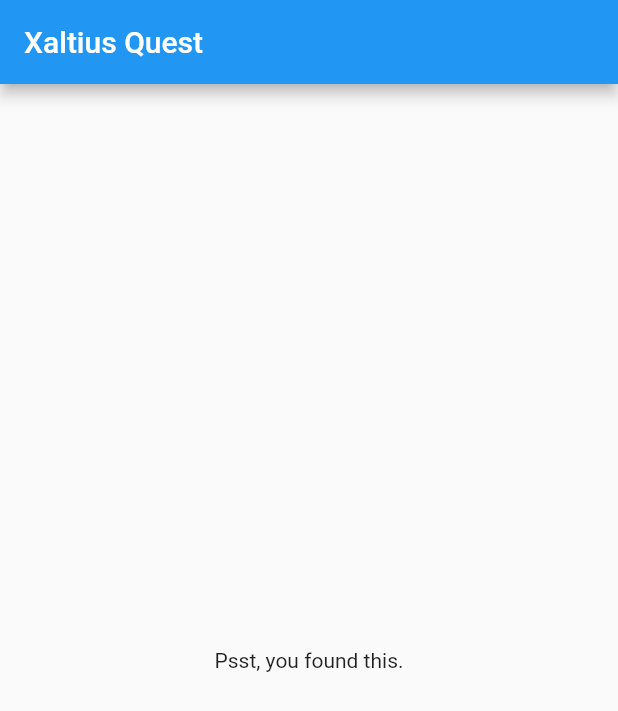
After one commit to yusoofsh/quest, a Flutter app: the screen it shows after launch, on a phone screen of 412 x 824 dp. The commit adds this screen. Shown: the top 711 px of the screen. Run offline on Flutter 3.47's test engine with Material 2 defaults, Android fonts, the phone set to English and light mode, and no system bars; our stand-ins replace flutter_riverpod.

Commit message:
refactor(arch): :building_construction: Separation of concerns
Improve the project structure with implementations of
domain-driven design principles.

```diff
--- /dev/null
+++ b/lib/application/home/home.dart
@@ -0,0 +1,6 @@
+/// Export all the business logic from "home" features.
+///
+/// To use, import `package:quest/application/home/home.dart`.
+library home;
+
+export 'providers/providers.dart';
--- /dev/null
+++ b/lib/application/home/providers/providers.dart
@@ -0,0 +1,5 @@
+// We create a "provider", which will store a value (here "Xaltius Quest").
+// By using a provider, this allows us to mock/override the value exposed.
+import 'package:flutter_riverpod/flutter_riverpod.dart';
+
+final titleProvider = Provider((_) => 'Xaltius Quest');
--- /dev/null
+++ b/lib/presentation/app.dart
@@ -0,0 +1,27 @@
+import 'package:flutter/material.dart';
+import 'package:flutter/widgets.dart';
+import 'package:flutter_riverpod/flutter_riverpod.dart';
+import 'package:quest/application/home/home.dart';
+import 'package:quest/presentation/home/home.dart';
+
+class QuestApp extends ConsumerWidget {
+  // This widget is the root of your application.
+  @override
+  Widget build(
+    BuildContext context,
+    ScopedReader watch,
+  ) {
+    /// A value called "_title".
+    ///
+    /// Also listen for an updates from the provider itself.
+    final _title = watch(titleProvider);
+
+    return MaterialApp(
+      title: _title,
+      theme: ThemeData(
+        primarySwatch: Colors.blue,
+      ),
+      home: HomeView(title: _title),
+    );
+  }
+}
--- /dev/null
+++ b/lib/presentation/home/home.dart
@@ -0,0 +1,22 @@
+import 'package:flutter/material.dart';
+
+class HomeView extends StatelessWidget {
+  const HomeView({
+    Key key,
+    this.title,
+  }) : super(key: key);
+
+  final String title;
+
+  @override
+  Widget build(BuildContext context) {
+    return Scaffold(
+      appBar: AppBar(
+        title: Text(title),
+      ),
+      body: const Center(
+        child: Text('Psst, you found this.'),
+      ),
+    );
+  }
+}
```
Also changed, not shown: lib/main.dart (+1 -33 lines), 1 other file.
